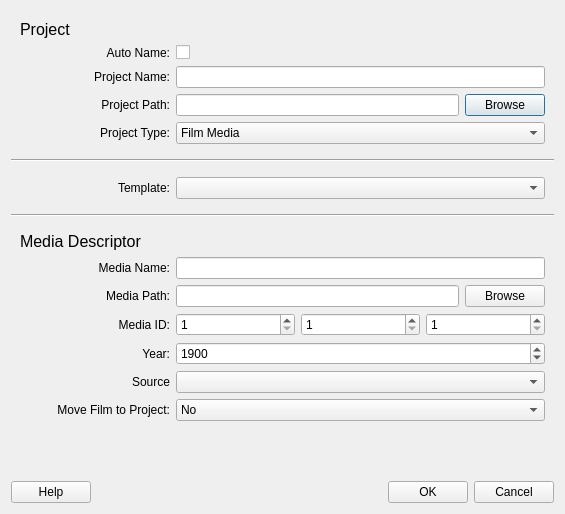
Before: the Qt Designer form qt_ui/DialogNewProject.ui in FilmColors/VIAN, drawn with Qt 5.
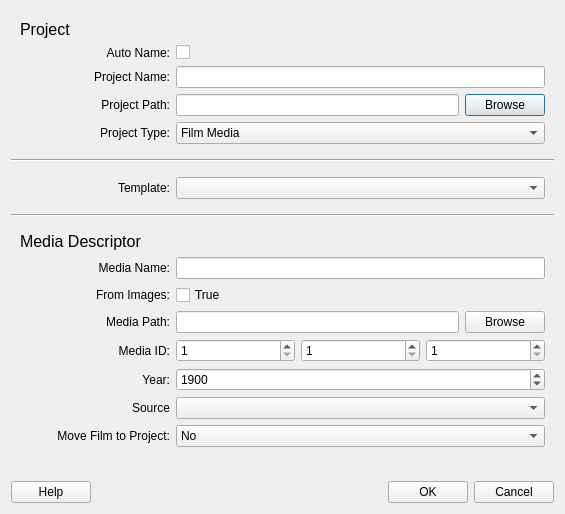
After: the same form once the commit is applied.

Commit message: Added Movie Creation from Image Set

Diff of the .ui file:
```diff
--- a/qt_ui/DialogNewProject.ui
+++ b/qt_ui/DialogNewProject.ui
@@ -324,6 +324,45 @@
           </item>
          </layout>
         </item>
+        <item>
+         <layout class="QHBoxLayout" name="horizontalLayout_12">
+          <item>
+           <widget class="QLabel" name="label_8">
+            <property name="minimumSize">
+             <size>
+              <width>150</width>
+              <height>0</height>
+             </size>
+            </property>
+            <property name="maximumSize">
+             <size>
+              <width>300</width>
+              <height>16777215</height>
+             </size>
+            </property>
+            <property name="text">
+             <string>From Images:</string>
+            </property>
+            <property name="alignment">
+             <set>Qt::AlignRight|Qt::AlignTrailing|Qt::AlignVCenter</set>
+            </property>
+           </widget>
+          </item>
+          <item>
+           <widget class="QCheckBox" name="checkBox_FromImages">
+            <property name="sizePolicy">
+             <sizepolicy hsizetype="Expanding" vsizetype="Fixed">
+              <horstretch>0</horstretch>
+              <verstretch>0</verstretch>
+             </sizepolicy>
+            </property>
+            <property name="text">
+             <string>True</string>
+            </property>
+           </widget>
+          </item>
+         </layout>
+        </item>
         <item>
          <layout class="QHBoxLayout" name="horizontalLayout_3">
           <item>
```
The commit also changes 7 other files.
